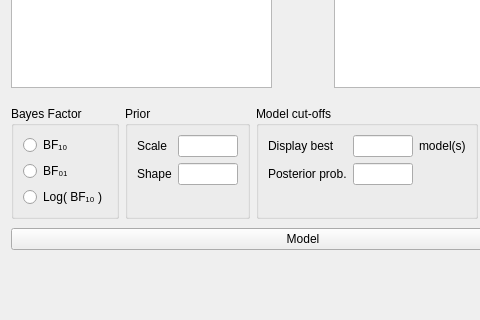
Qt form JASP-Desktop/analysisforms/regressionloglinearbayesianform.ui (jasp-stats/jasp-desktop) before a commit; both pictures show x 0 to 480 and y 312 to 632 of the 606 by 1163 pixel window.
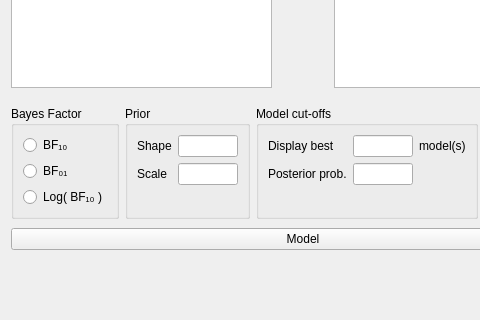
The same form after that commit. Custom widgets are drawn as their Qt base class.

Commit message:
Change sequence Shape and Scale in Bayesian Log-Linear Regression
Shape and Scale labels interchanged

What changed in the file:
```diff
--- a/JASP-Desktop/analysisforms/regressionloglinearbayesianform.ui
+++ b/JASP-Desktop/analysisforms/regressionloglinearbayesianform.ui
@@ -50,7 +50,7 @@
          <item row="2" column="0">
           <widget class="QLabel" name="label_10">
            <property name="text">
-            <string>Shape</string>
+            <string>Scale</string>
            </property>
           </widget>
          </item>
@@ -70,7 +70,7 @@
          <item row="1" column="0">
           <widget class="QLabel" name="label_9">
            <property name="text">
-            <string>Scale</string>
+            <string>Shape</string>
            </property>
           </widget>
          </item>
```
